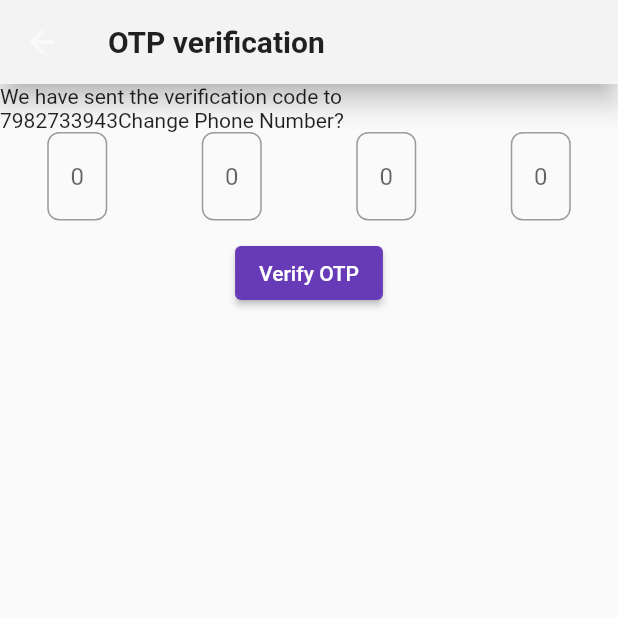
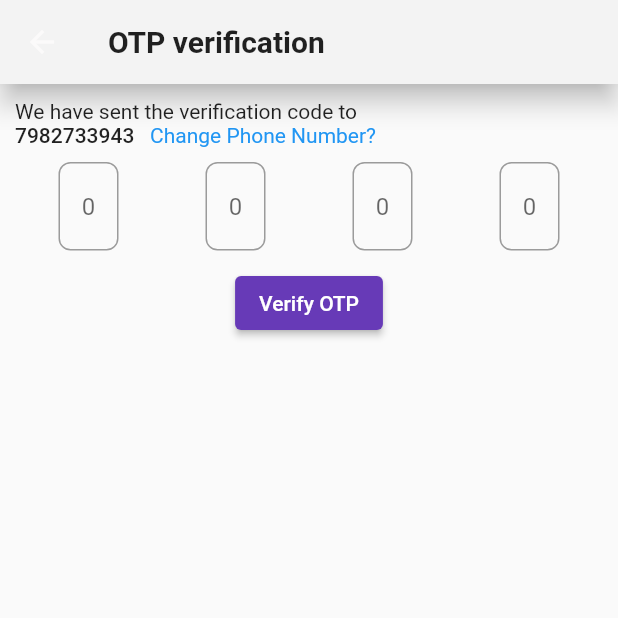
Before and after one commit to Groc-App/adps_basket, a Flutter app: the OtpScreen screen opened by its route, on a phone screen of 412 x 824 dp, the top half of it. Run offline on Flutter 3.47's test engine with Material 2 defaults, Android fonts, the phone set to English and light mode, and no system bars; our stand-ins replace curved_navigation_bar, firebase_auth, firebase_core, flutter_riverpod, font_awesome_flutter, freezed_annotation and 3 more; missing offline and left inert: about, flutter_carousel_slider; accounts and stored records are empty; network calls fail; key blocks and very long unbroken strings in the code were emptied for the run.

Commit message:
fuck you

```diff
--- a/lib/Screens/otpScreen.dart
+++ b/lib/Screens/otpScreen.dart
@@ -31,18 +31,29 @@ class _OtpScreenState extends State<OtpScreen> {
               style: const TextStyle(fontWeight: FontWeight.w700, fontSize: 20),
             ),
             backgroundColor: const Color.fromARGB(255, 243, 243, 243)),
-        body: Column(
+        body: Padding(
+          padding: EdgeInsets.symmetric(horizontal: 10, vertical: 10),
+          child: Column(
             crossAxisAlignment: CrossAxisAlignment.start,
             children: [
               Text('We have sent the verification code to'),
               Row(
                 children: [
-                Text('$phoneNumber'),
+                  Text(
+                    '$phoneNumber   ',
+                    style: TextStyle(fontWeight: FontWeight.w500),
+                  ),
                   GestureDetector(
-                    onTap: () {}, child: Text('Change Phone Number?')),
+                      onTap: () {},
+                      child: Text(
+                        'Change Phone Number?',
+                        style: TextStyle(color: Colors.blue),
+                      )),
                 ],
               ),
-            Row(
+              Container(
+                margin: EdgeInsets.only(top: 10),
+                child: Row(
                   mainAxisAlignment: MainAxisAlignment.spaceAround,
                   children: [
                     SizedBox(
@@ -152,12 +163,14 @@ class _OtpScreenState extends State<OtpScreen> {
                     ),
                   ],
                 ),
+              ),
               Container(
                   margin: EdgeInsets.only(top: 10),
                   alignment: Alignment(0, 0),
                   child: ElevatedButton(
                       onPressed: () {}, child: Text('Verify OTP'))),
             ],
+          ),
         ));
   }
 }
--- a/pubspec.yaml
+++ b/pubspec.yaml
@@ -54,6 +54,8 @@ dependencies:
   flutter_cache_manager: ^3.3.0
   pin_code_fields: ^7.4.0
   connectivity_plus: ^3.0.2
+  firebase_core: ^2.5.0
+  firebase_auth: ^4.2.6
 
   # pinput: ^2.2.0
 
```
Also changed, not shown: lib/Screens/loginScreen.dart (+28 -34 lines), lib/main.dart (+6 -3 lines), pubspec.lock, 3 other files. Lines whose indentation alone changed are shown as unchanged.
